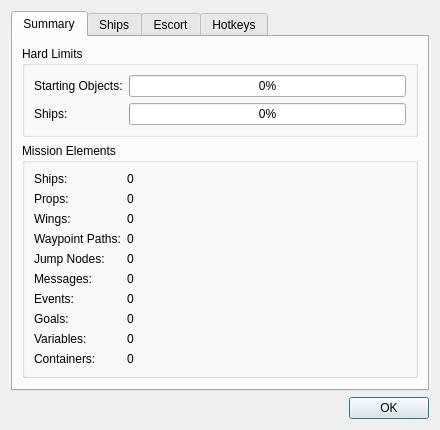
First picture: the form in qtfred/ui/MissionStatsDialog.ui, repository scp-fs2open/fs2open.github.com, before the edit.
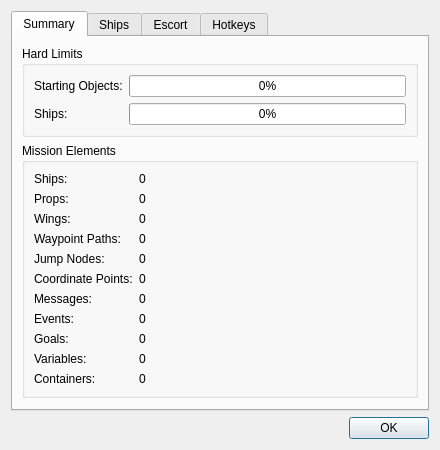
Second picture: the form after the edit.

```diff
--- a/qtfred/ui/MissionStatsDialog.ui
+++ b/qtfred/ui/MissionStatsDialog.ui
@@ -144,69 +144,83 @@
            </widget>
           </item>
           <item row="5" column="0">
+           <widget class="QLabel" name="label_coordinatepoints">
+            <property name="text">
+             <string>Coordinate Points:</string>
+            </property>
+           </widget>
+          </item>
+          <item row="5" column="1">
+           <widget class="QLabel" name="labelCoordinatePoints">
+            <property name="text">
+             <string>0</string>
+            </property>
+           </widget>
+          </item>
+          <item row="6" column="0">
            <widget class="QLabel" name="label_messages">
             <property name="text">
              <string>Messages:</string>
             </property>
            </widget>
           </item>
-          <item row="5" column="1">
+          <item row="6" column="1">
            <widget class="QLabel" name="labelMessages">
             <property name="text">
              <string>0</string>
             </property>
            </widget>
           </item>
-          <item row="6" column="0">
+          <item row="7" column="0">
            <widget class="QLabel" name="label_events">
             <property name="text">
              <string>Events:</string>
             </property>
            </widget>
           </item>
-          <item row="6" column="1">
+          <item row="7" column="1">
            <widget class="QLabel" name="labelEvents">
             <property name="text">
              <string>0</string>
             </property>
            </widget>
           </item>
-          <item row="7" column="0">
+          <item row="8" column="0">
            <widget class="QLabel" name="label_goals">
             <property name="text">
              <string>Goals:</string>
             </property>
            </widget>
           </item>
-          <item row="7" column="1">
+          <item row="8" column="1">
            <widget class="QLabel" name="labelGoals">
             <property name="text">
              <string>0</string>
             </property>
            </widget>
           </item>
-          <item row="8" column="0">
+          <item row="9" column="0">
            <widget class="QLabel" name="label_variables">
             <property name="text">
              <string>Variables:</string>
             </property>
            </widget>
           </item>
-          <item row="8" column="1">
+          <item row="9" column="1">
            <widget class="QLabel" name="labelVariables">
             <property name="text">
              <string>0</string>
             </property>
            </widget>
           </item>
-          <item row="9" column="0">
+          <item row="10" column="0">
            <widget class="QLabel" name="label_containers">
             <property name="text">
              <string>Containers:</string>
             </property>
            </widget>
           </item>
-          <item row="9" column="1">
+          <item row="10" column="1">
            <widget class="QLabel" name="labelContainers">
             <property name="text">
              <string>0</string>
```
Left out of the diff: 2 changed lines with no effect on the pictures.
